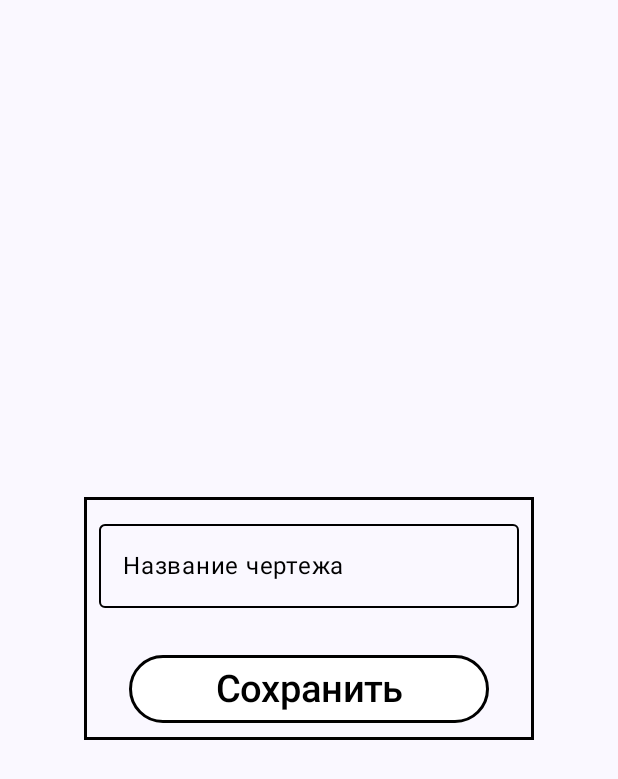
After one commit to wizarlock/DefinitionsDefectsBuildingStructures, an Android app built with Jetpack Compose: the AddDrawingScreen screen opened through its navigation route, on a phone screen of 412 x 824 dp. The commit adds this screen. Shown: the top 779 px of the screen. Run offline under Robolectric (Android 15) with nearby library versions, the phone set to English and light mode, and no system bars; our stand-ins replace Dagger/Hilt's generated code.

Commit message:
add drawingScreen + VM, addDrawingScreen + VM

```diff
--- a/app/src/main/java/com/example/definitionsdefectsbuildingstructures/data/RepositoryInterface.kt
+++ b/app/src/main/java/com/example/definitionsdefectsbuildingstructures/data/RepositoryInterface.kt
@@ -1,10 +1,22 @@
 package com.example.definitionsdefectsbuildingstructures.data
 
+import com.example.definitionsdefectsbuildingstructures.data.model.DrawingItem
 import com.example.definitionsdefectsbuildingstructures.data.model.ProjectItem
 import kotlinx.coroutines.flow.StateFlow
 
 interface RepositoryInterface {
     val projectItems: StateFlow<List<ProjectItem>>
     suspend fun addProject(projectItem: ProjectItem)
+
     suspend fun removeProject(id: String)
+
+    suspend fun getProject(id: String): ProjectItem?
+
+    suspend fun addDrawing(projectId: String, drawingItem: DrawingItem)
+
+    suspend fun removeDrawing(projectId: String, drawingId: String)
+
+    suspend fun getDrawing(projectId: String, drawingId: String): DrawingItem?
+
+    suspend fun getDrawings(projectId: String): StateFlow<List<DrawingItem>>
 }
--- /dev/null
+++ b/app/src/main/java/com/example/definitionsdefectsbuildingstructures/data/model/DrawingItem.kt
@@ -0,0 +1,8 @@
+package com.example.definitionsdefectsbuildingstructures.data.model
+
+import java.util.UUID
+
+data class DrawingItem (
+    val id: String = UUID.randomUUID().toString(),
+    var name: String = ""
+)
--- a/app/src/main/java/com/example/definitionsdefectsbuildingstructures/data/model/ProjectItem.kt
+++ b/app/src/main/java/com/example/definitionsdefectsbuildingstructures/data/model/ProjectItem.kt
@@ -1,8 +1,10 @@
 package com.example.definitionsdefectsbuildingstructures.data.model
 
+import kotlinx.coroutines.flow.MutableStateFlow
 import java.util.UUID
 
 data class ProjectItem(
     val id: String = UUID.randomUUID().toString(),
-    var name: String = ""
+    var name: String = "",
+    var drawings: MutableStateFlow<List<DrawingItem>> = MutableStateFlow(listOf())
 )
--- a/app/src/main/java/com/example/definitionsdefectsbuildingstructures/data/navigation/Destinations.kt
+++ b/app/src/main/java/com/example/definitionsdefectsbuildingstructures/data/navigation/Destinations.kt
@@ -43,3 +43,7 @@ object Drawings : Destination {
         return "$route/$id"
     }
 }
+
+object AddDrawing : Destination {
+    override val route: String = "addDrawing"
+}
--- /dev/null
+++ b/app/src/main/java/com/example/definitionsdefectsbuildingstructures/ui/components/drawings/addDrawing/BoxAddDrawing.kt
@@ -0,0 +1,60 @@
+package com.example.definitionsdefectsbuildingstructures.ui.components.drawings.addDrawing
+
+import androidx.compose.foundation.border
+import androidx.compose.foundation.layout.Box
+import androidx.compose.foundation.layout.Column
+import androidx.compose.foundation.layout.padding
+import androidx.compose.material3.Text
+import androidx.compose.runtime.Composable
+import androidx.compose.ui.Alignment
+import androidx.compose.ui.Modifier
+import androidx.compose.ui.graphics.Color
+import androidx.compose.ui.res.stringResource
+import androidx.compose.ui.text.input.KeyboardType
+import androidx.compose.ui.unit.dp
+import androidx.compose.ui.unit.sp
+import com.example.definitionsdefectsbuildingstructures.R
+import com.example.definitionsdefectsbuildingstructures.ui.components.authorization.generalForAuthorization.CreateButtonForAuthorization
+import com.example.definitionsdefectsbuildingstructures.ui.components.authorization.generalForAuthorization.TextFieldForAuthorization
+import com.example.definitionsdefectsbuildingstructures.ui.screens.drawings.addDrawing.AddDrawingViewModel
+import com.example.definitionsdefectsbuildingstructures.ui.screens.drawings.addDrawing.actions.AddDrawingAction
+
+@Composable
+fun BoxAddDrawing(
+    uiState: AddDrawingViewModel.AddDrawingUiState,
+    uiStateBoolean: AddDrawingViewModel.AddDrawingUiStateBoolean,
+    uiAction: (AddDrawingAction) -> Unit,
+    onSavingClick: () -> Unit = {}
+) {
+    Column(
+        modifier = Modifier
+            .border(2.dp, Color.Black),
+        horizontalAlignment = Alignment.CenterHorizontally
+    ) {
+
+        TextFieldForAuthorization(
+            label = stringResource(id = R.string.drawing_name),
+            text = uiState.drawingName,
+            isValid = uiStateBoolean.drawingName,
+            onValueChange = { text ->
+                uiAction(AddDrawingAction.UpdateDrawingName(text))
+            },
+            typeOfKeyboard = KeyboardType.Text
+        )
+
+        if (!uiStateBoolean.drawingName)
+            Text(
+                text = stringResource(id = R.string.incorrect_drawing_name),
+                fontSize = 10.sp,
+                color = Color.Red
+            )
+
+        Box(
+            modifier = Modifier.padding(10.dp)
+        ) {
+            CreateButtonForAuthorization(
+                text = stringResource(id = R.string.save), onSavingClick
+            )
+        }
+    }
+}
--- a/app/src/main/java/com/example/definitionsdefectsbuildingstructures/ui/navigation/AppNavHost.kt
+++ b/app/src/main/java/com/example/definitionsdefectsbuildingstructures/ui/navigation/AppNavHost.kt
@@ -5,6 +5,7 @@ import androidx.navigation.compose.composable
 import androidx.compose.ui.Modifier
 import androidx.navigation.compose.NavHost
 import androidx.navigation.NavHostController
+import com.example.definitionsdefectsbuildingstructures.data.navigation.AddDrawing
 import com.example.definitionsdefectsbuildingstructures.data.navigation.AddProject
 import com.example.definitionsdefectsbuildingstructures.data.navigation.Drawings
 import com.example.definitionsdefectsbuildingstructures.data.navigation.LogIn
@@ -16,7 +17,8 @@ import com.example.definitionsdefectsbuildingstructures.ui.screens.authorization
 import com.example.definitionsdefectsbuildingstructures.ui.screens.authorization.recovery.RecoveryScreen
 import com.example.definitionsdefectsbuildingstructures.ui.screens.authorization.signUp.SignUpScreen
 import com.example.definitionsdefectsbuildingstructures.ui.screens.authorization.start.StartScreen
-import com.example.definitionsdefectsbuildingstructures.ui.screens.drawings.DrawingsScreen
+import com.example.definitionsdefectsbuildingstructures.ui.screens.drawings.addDrawing.AddDrawingScreen
+import com.example.definitionsdefectsbuildingstructures.ui.screens.drawings.drawingsList.DrawingsScreen
 import com.example.definitionsdefectsbuildingstructures.ui.screens.projects.addProject.AddProjectScreen
 import com.example.definitionsdefectsbuildingstructures.ui.screens.projects.projectsList.ProjectsListScreen
 
@@ -57,5 +59,8 @@ fun AppNavHost(
                 navController = navController
             )
         }
+        composable(AddDrawing.route) {
+            AddDrawingScreen(navController = navController)
+        }
     }
 }
--- a/app/src/main/java/com/example/definitionsdefectsbuildingstructures/ui/screens/authorization/Validators.kt
+++ b/app/src/main/java/com/example/definitionsdefectsbuildingstructures/ui/screens/authorization/Validators.kt
@@ -25,4 +25,4 @@ fun isValidFullName(name: String): Boolean {
     return pattern.matches(name)
 }
 
-fun isValidProjectName(name: String): Boolean = name.isNotEmpty()
+fun isValidProjectOrDrawingName(name: String): Boolean = name.isNotEmpty()
--- /dev/null
+++ b/app/src/main/java/com/example/definitionsdefectsbuildingstructures/ui/screens/drawings/addDrawing/AddDrawingScreen.kt
@@ -0,0 +1,40 @@
+package com.example.definitionsdefectsbuildingstructures.ui.screens.drawings.addDrawing
+
+import androidx.compose.foundation.layout.Arrangement
+import androidx.compose.foundation.layout.Column
+import androidx.compose.foundation.layout.fillMaxSize
+import androidx.compose.runtime.Composable
+import androidx.compose.runtime.collectAsState
+import androidx.compose.runtime.getValue
+import androidx.compose.ui.Alignment
+import androidx.compose.ui.Modifier
+import androidx.hilt.navigation.compose.hiltViewModel
+import androidx.navigation.NavHostController
+import com.example.definitionsdefectsbuildingstructures.data.navigation.Drawings
+import com.example.definitionsdefectsbuildingstructures.ui.components.drawings.addDrawing.BoxAddDrawing
+import com.example.definitionsdefectsbuildingstructures.ui.screens.drawings.addDrawing.actions.AddDrawingAction
+
+@Composable
+fun AddDrawingScreen(navController: NavHostController) {
+    val viewModel: AddDrawingViewModel = hiltViewModel()
+    val uiState by viewModel.uiState.collectAsState()
+    val uiStateBoolean by viewModel.uiStateBoolean.collectAsState()
+
+    Column(
+        modifier = Modifier.fillMaxSize(),
+        verticalArrangement = Arrangement.Center,
+        horizontalAlignment = Alignment.CenterHorizontally
+    ) {
+        BoxAddDrawing(
+            uiState,
+            uiStateBoolean,
+            viewModel::onUiAction,
+            onSavingClick = {
+                if (viewModel.areFieldsValid()) {
+                    viewModel.onUiAction(AddDrawingAction.SaveDrawing)
+                    navController.navigate(Drawings.route) { popUpTo(Drawings.route) }
+                }
+            }
+        )
+    }
+}
--- /dev/null
+++ b/app/src/main/java/com/example/definitionsdefectsbuildingstructures/ui/screens/drawings/addDrawing/AddDrawingViewModel.kt
@@ -0,0 +1,60 @@
+package com.example.definitionsdefectsbuildingstructures.ui.screens.drawings.addDrawing
+
+import androidx.lifecycle.ViewModel
+import androidx.lifecycle.viewModelScope
+import com.example.definitionsdefectsbuildingstructures.data.RepositoryInterface
+import com.example.definitionsdefectsbuildingstructures.data.model.DrawingItem
+import com.example.definitionsdefectsbuildingstructures.ui.screens.authorization.isValidProjectOrDrawingName
+import com.example.definitionsdefectsbuildingstructures.ui.screens.drawings.addDrawing.actions.AddDrawingAction
+import dagger.hilt.android.lifecycle.HiltViewModel
+import kotlinx.coroutines.Dispatchers
+import kotlinx.coroutines.flow.MutableStateFlow
+import kotlinx.coroutines.flow.asStateFlow
+import kotlinx.coroutines.flow.update
+import kotlinx.coroutines.launch
+import javax.inject.Inject
+
+@HiltViewModel
+class AddDrawingViewModel @Inject constructor(
+    private val repository: RepositoryInterface
+) : ViewModel() {
+    private var drawingItem = DrawingItem()
+    private val _uiState = MutableStateFlow(AddDrawingUiState())
+    val uiState = _uiState.asStateFlow()
+    private val _uiStateBoolean = MutableStateFlow(AddDrawingUiStateBoolean())
+    val uiStateBoolean = _uiStateBoolean.asStateFlow()
+
+    fun onUiAction(action: AddDrawingAction) {
+        when (action) {
+            is AddDrawingAction.UpdateDrawingName -> _uiState.update {
+                uiState.value.copy(drawingName = action.name)
+            }
+
+            AddDrawingAction.SaveDrawing -> saveDrawing()
+        }
+    }
+
+    private fun saveDrawing() {
+        drawingItem.name = uiState.value.drawingName
+        viewModelScope.launch(Dispatchers.IO) {
+            repository.addDrawing(drawingItem)
+        }
+    }
+
+    fun areFieldsValid(): Boolean {
+        val isValidDrawingName = isValidProjectOrDrawingName(uiState.value.drawingName)
+        _uiStateBoolean.update {
+            uiStateBoolean.value.copy(drawingName = isValidDrawingName)
+        }
+
+        return isValidDrawingName
+    }
+
+    data class AddDrawingUiStateBoolean(
+        val drawingName: Boolean = true
+    )
+
+    data class AddDrawingUiState(
+        val drawingName: String = ""
+    )
+}
--- /dev/null
+++ b/app/src/main/java/com/example/definitionsdefectsbuildingstructures/ui/screens/drawings/addDrawing/actions/AddDrawingAction.kt
@@ -0,0 +1,6 @@
+package com.example.definitionsdefectsbuildingstructures.ui.screens.drawings.addDrawing.actions
+
+sealed class AddDrawingAction {
+    data class UpdateDrawingName(val name: String) : AddDrawingAction()
+    object SaveDrawing: AddDrawingAction()
+}
--- a/app/src/main/java/com/example/definitionsdefectsbuildingstructures/ui/screens/projects/addProject/AddProjectViewModel.kt
+++ b/app/src/main/java/com/example/definitionsdefectsbuildingstructures/ui/screens/projects/addProject/AddProjectViewModel.kt
@@ -4,7 +4,7 @@ import androidx.lifecycle.ViewModel
 import androidx.lifecycle.viewModelScope
 import com.example.definitionsdefectsbuildingstructures.data.RepositoryInterface
 import com.example.definitionsdefectsbuildingstructures.data.model.ProjectItem
-import com.example.definitionsdefectsbuildingstructures.ui.screens.authorization.isValidProjectName
+import com.example.definitionsdefectsbuildingstructures.ui.screens.authorization.isValidProjectOrDrawingName
 import com.example.definitionsdefectsbuildingstructures.ui.screens.projects.addProject.actions.AddProjectAction
 import dagger.hilt.android.lifecycle.HiltViewModel
 import kotlinx.coroutines.Dispatchers
@@ -42,7 +42,7 @@ class AddProjectViewModel @Inject constructor(
     }
 
     fun areFieldsValid(): Boolean {
-        val isValidProjectName = isValidProjectName(uiState.value.projectName)
+        val isValidProjectName = isValidProjectOrDrawingName(uiState.value.projectName)
         _uiStateBoolean.update {
             uiStateBoolean.value.copy(projectName = isValidProjectName)
         }
--- a/app/src/main/res/values/strings.xml
+++ b/app/src/main/res/values/strings.xml
@@ -27,4 +27,9 @@
     <string name="save">Сохранить</string>
     <string name="incorrect_project_name">Введите корректное название проекта</string>
     <string name="my_projects">Мои проекты</string>
+    <string name="drawings">Чертежи</string>
+    <string name="project_settings">Настройки проекта</string>
+    <string name="record_context">Запись контекста</string>
+    <string name="drawing_name">Название чертежа</string>
+    <string name="incorrect_drawing_name">Введите корректное название чертежа</string>
 </resources>
```
Also changed, not shown: app/src/main/java/com/example/definitionsdefectsbuildingstructures/data/Repository.kt (+31 -0 lines), app/src/main/java/com/example/definitionsdefectsbuildingstructures/ui/components/drawings/drawingsList/RecordContextButton.kt (added, +35 -0 lines), app/src/main/java/com/example/definitionsdefectsbuildingstructures/ui/components/drawings/drawingsList/SelectDrawing.kt (added, +86 -0 lines), app/src/main/java/com/example/definitionsdefectsbuildingstructures/ui/components/drawings/drawingsList/SettingsProjectButton.kt (added, +35 -0 lines), app/src/main/java/com/example/definitionsdefectsbuildingstructures/ui/screens/drawings/DrawingsScreen.kt (deleted, +0 -11 lines), app/src/main/java/com/example/definitionsdefectsbuildingstructures/ui/screens/drawings/drawingsList/DrawingViewModel.kt (added, +50 -0 lines), app/src/main/java/com/example/definitionsdefectsbuildingstructures/ui/screens/drawings/drawingsList/DrawingsScreen.kt (added, +67 -0 lines).
